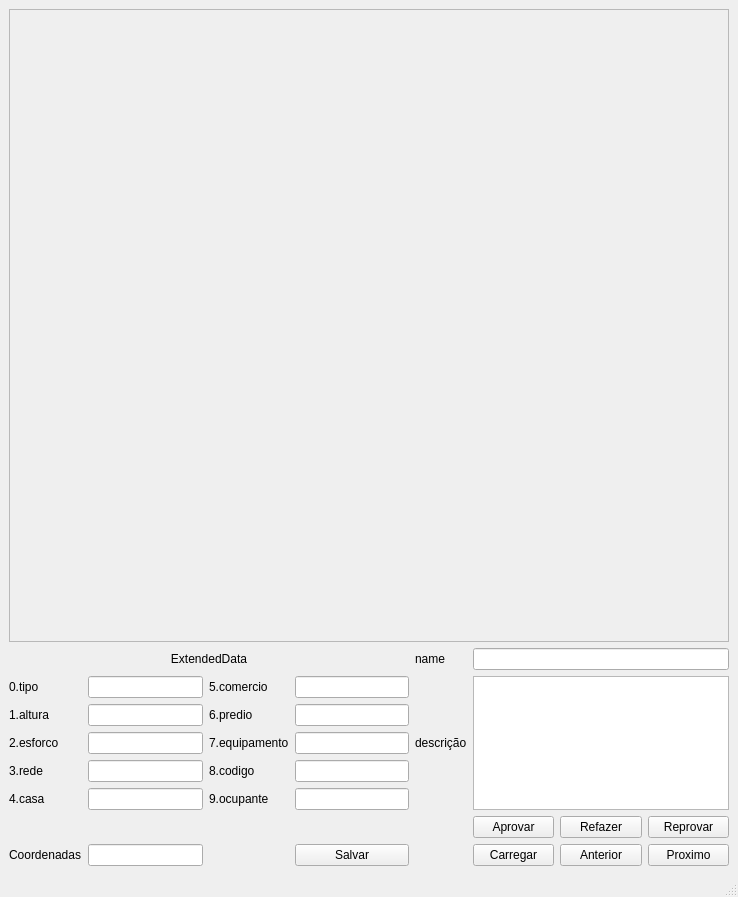
Old version of the form design.ui in the repository joao-carlos-eng/Mapeamento_Interface.
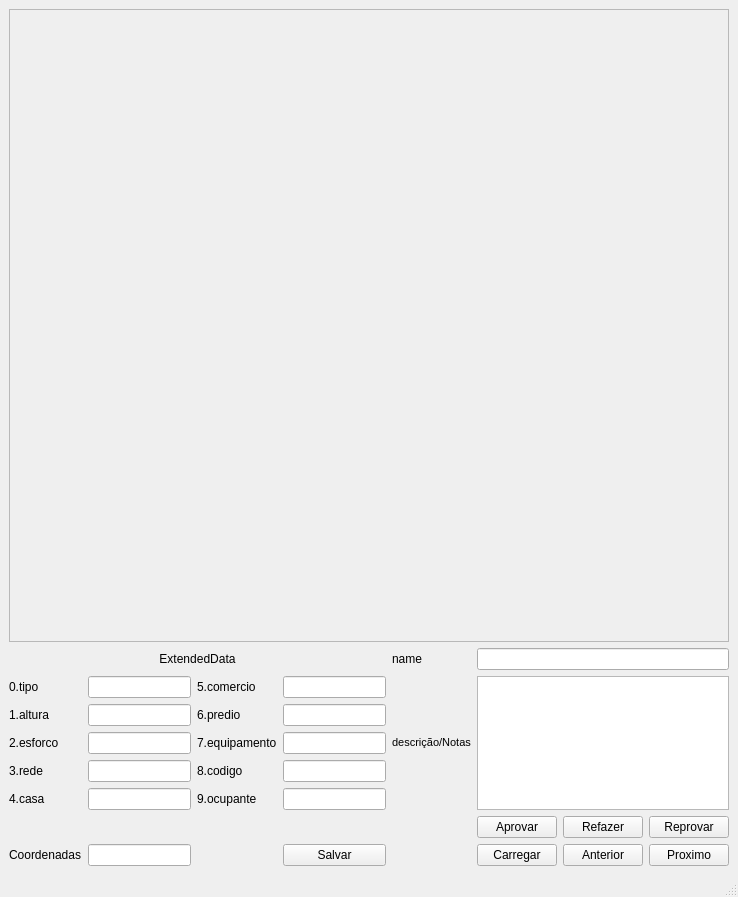
New version of the form.

Commit message: upgrade in design

```diff
--- a/design.ui
+++ b/design.ui
@@ -149,7 +149,7 @@
     <item row="4" column="4">
      <widget class="QLabel" name="label_13">
       <property name="text">
-       <string>descrição</string>
+       <string>&lt;html&gt;&lt;head/&gt;&lt;body&gt;&lt;p align=&quot;center&quot;&gt;&lt;span style=&quot; font-size:8pt;&quot;&gt;descrição/Notas&lt;/span&gt;&lt;/p&gt;&lt;/body&gt;&lt;/html&gt;</string>
       </property>
      </widget>
     </item>
```
Left out of the diff: 42 changed lines with no effect on the pictures. The commit also changes 1 other file.
